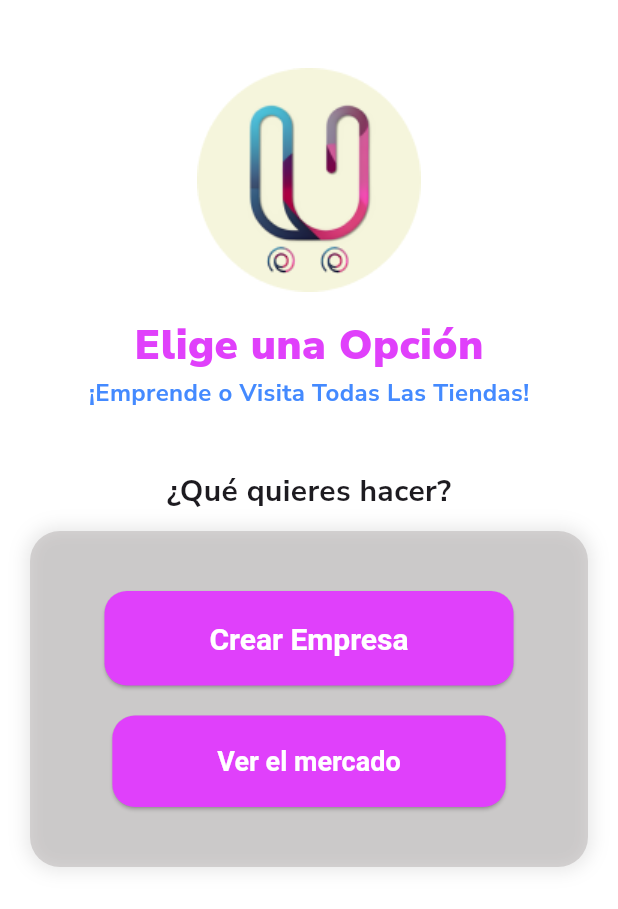
After one commit to Polnareff69/P2P-Front, a Flutter app: the BusinessOrMainScreen screen opened directly, on a phone screen of 412 x 824 dp. The commit adds this screen. Shown: the top 909 px of the screen. Run offline on Flutter 3.47's test engine with Material 3 defaults, Android fonts, the phone set to English and light mode, and no system bars; our stand-ins replace google_fonts.

Commit message:
Opción para crear empresa

```diff
--- a/market/lib/views/authentication_screens/register_screen.dart
+++ b/market/lib/views/authentication_screens/register_screen.dart
@@ -1,6 +1,8 @@
 import 'package:flutter/material.dart';
 import 'package:google_fonts/google_fonts.dart';
+import 'package:market/views/business_screens/business_or_main_screen.dart';
 import 'login_screen.dart';
+
 
 class RegisterScreen extends StatelessWidget {
   //const RegisterScreen({super.key});
@@ -290,6 +292,16 @@ class RegisterScreen extends StatelessWidget {
                         print("Username = $name");
                         print("Email = $email");
                         print("Password = $password");
+
+                        // Ask the user if they want to create a Business
+                        Navigator.pushReplacement(
+                          context,
+                          MaterialPageRoute(
+                            builder:
+                                (context) =>
+                                    BusinessOrMainScreen(),
+                          ),
+                        );
                       } else {
                         print("Ha fallado");
                       }
--- /dev/null
+++ b/market/lib/views/business_screens/business_or_main_screen.dart
@@ -0,0 +1,155 @@
+import 'package:flutter/material.dart';
+import 'package:google_fonts/google_fonts.dart';
+
+class BusinessOrMainScreen extends StatelessWidget {
+  const BusinessOrMainScreen({super.key});
+
+  @override
+  Widget build(BuildContext context) {
+    return Scaffold(
+      backgroundColor: Colors.white,
+      body: SafeArea(
+        child: SingleChildScrollView(
+          child: Padding(
+            padding: const EdgeInsets.symmetric(
+              horizontal: 20,
+            ),
+            child: Column(
+              mainAxisAlignment: MainAxisAlignment.center,
+              crossAxisAlignment: CrossAxisAlignment.center,
+              children: [
+                const SizedBox(height: 30),
+                // Logo
+                Image.asset(
+                  'assets/images/logo.png',
+                  height: 180,
+                ),
+                //const SizedBox(height: 20),
+
+                // Encabezado
+                Center(
+                  child: Column(
+                    children: [
+                      Text(
+                        "Elige una Opción",
+                        style: GoogleFonts.nunitoSans(
+                          color: Colors.purpleAccent,
+                          fontWeight: FontWeight.w900,
+                          fontSize: 28,
+                        ),
+                      ),
+
+                      Text(
+                        "¡Emprende o Visita Todas Las Tiendas!",
+                        style: GoogleFonts.nunitoSans(
+                          fontSize: 16,
+                          color: Colors.blueAccent,
+                          fontWeight: FontWeight.w700,
+                        ),
+                      ),
+                    ],
+                  ),
+                ),
+                const SizedBox(height: 40),
+
+                // Pregunta
+                Text(
+                  "¿Qué quieres hacer?",
+                  style: GoogleFonts.nunitoSans(
+                    fontSize: 20,
+                    fontWeight: FontWeight.bold,
+                  ),
+                ),
+                const SizedBox(height: 12),
+
+                // Contenedor con botones
+                Container(
+                  width: double.infinity,
+                  padding: const EdgeInsets.symmetric(
+                    vertical: 40,
+                    horizontal: 30,
+                  ),
+                  decoration: BoxDecoration(
+                    color: const Color.fromARGB(
+                      86,
+                      151,
+                      144,
+                      144,
+                    ),
+                    borderRadius: BorderRadius.circular(20),
+                    boxShadow: [
+                      BoxShadow(
+                        color: Color.fromRGBO(0, 0, 0, 0.1),
+                        blurRadius: 10,
+                        spreadRadius: 2,
+                      ),
+                    ],
+                  ),
+                  child: Column(
+                    children: [
+                      ElevatedButton(
+                        onPressed: () {
+                          Navigator.pushNamed(
+                            context,
+                            '/create_business',
+                          );
+                        },
+                        style: ElevatedButton.styleFrom(
+                          backgroundColor:
+                              Colors.purpleAccent,
+                          foregroundColor: Colors.white,
+                          padding:
+                              const EdgeInsets.symmetric(
+                                vertical: 20,
+                                horizontal: 70,
+                              ),
+                          textStyle: const TextStyle(
+                            fontSize: 20,
+                            fontWeight: FontWeight.bold,
+                          ),
+                          shape: RoundedRectangleBorder(
+                            borderRadius:
+                                BorderRadius.circular(15),
+                          ),
+                        ),
+                        child: const Text("Crear Empresa"),
+                      ),
+                      const SizedBox(height: 20),
+                      ElevatedButton(
+                        onPressed: () {
+                          Navigator.pushNamed(
+                            context,
+                            '/main',
+                          );
+                        },
+                        style: ElevatedButton.styleFrom(
+                          backgroundColor:
+                              Colors.purpleAccent,
+                          foregroundColor: Colors.white,
+                          padding:
+                              const EdgeInsets.symmetric(
+                                vertical: 20,
+                                horizontal: 70,
+                              ),
+                          textStyle: const TextStyle(
+                            fontSize: 18,
+                            fontWeight: FontWeight.bold,
+                          ),
+                          shape: RoundedRectangleBorder(
+                            borderRadius:
+                                BorderRadius.circular(15),
+                          ),
+                        ),
+                        child: const Text("Ver el mercado"),
+                      ),
+                    ],
+                  ),
+                ),
+              ],
+            ),
+          ),
+        ),
+      ),
+    );
+  }
+}
```
Also changed, not shown: market/lib/views/business_screens/create_business_screen.dart (added).
